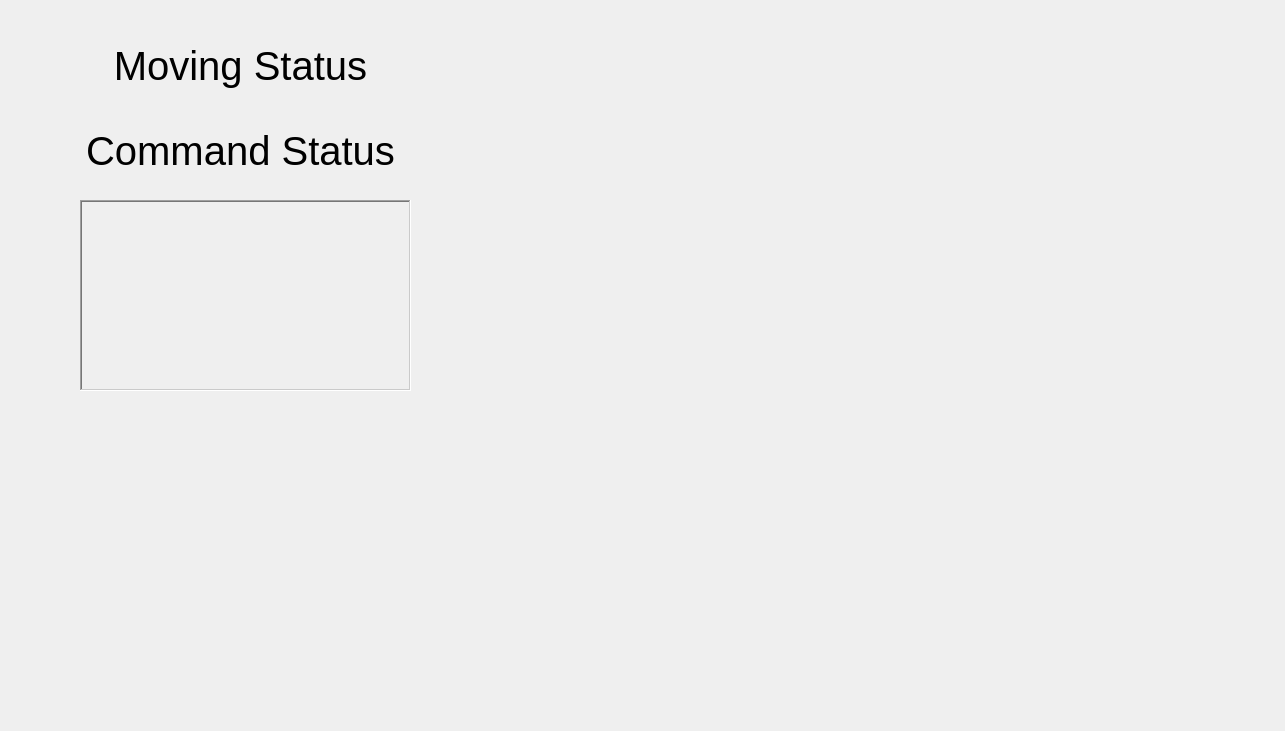
Above: matlab2ros/pmsm_studio/ui/main_window.ui from BreadOak/PBL_RobotControl before the change. Below: the same form after it.
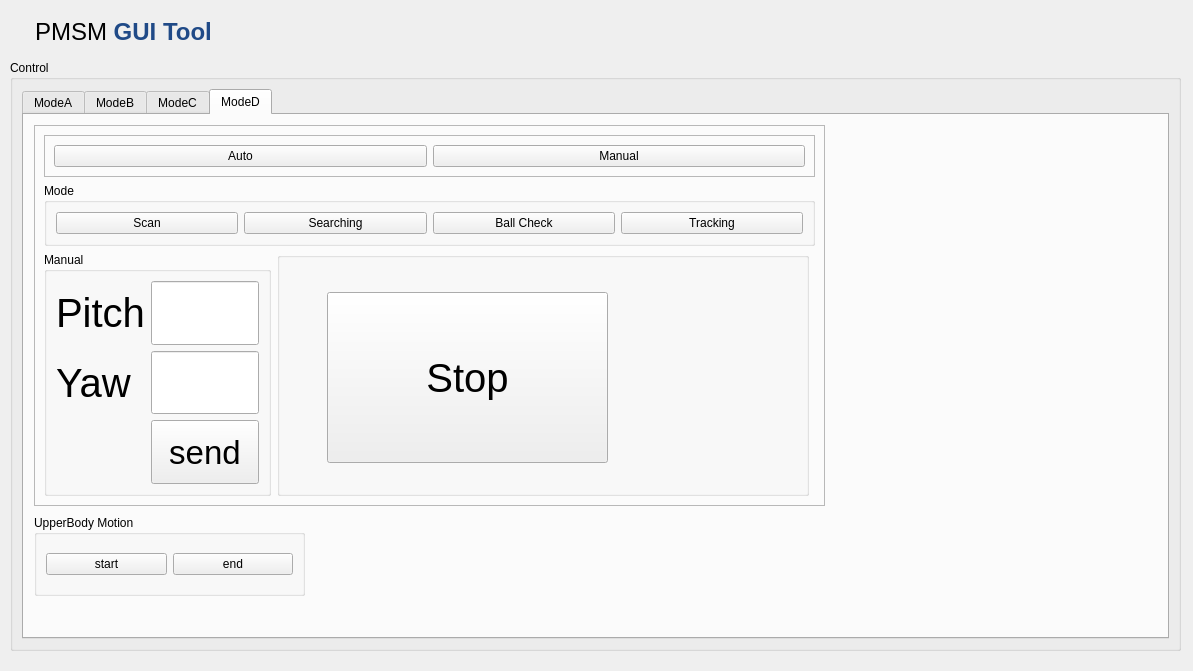
That is the form after the change. The open tabs and pages were chosen to show the change. Icons and pictures are not drawn. Custom widgets are drawn as their Qt base class.

```diff
--- a/matlab2ros/pmsm_studio/ui/main_window.ui
+++ b/matlab2ros/pmsm_studio/ui/main_window.ui
@@ -6,8 +6,8 @@
    <rect>
     <x>0</x>
     <y>0</y>
-    <width>1285</width>
-    <height>731</height>
+    <width>1193</width>
+    <height>671</height>
    </rect>
   </property>
   <property name="windowTitle">
@@ -21,75 +21,659 @@
    <locale language="English" country="Australia"/>
   </property>
   <widget class="QWidget" name="centralwidget">
-   <widget class="QLabel" name="label_image_localization">
+   <widget class="QGroupBox" name="ControlgroupBox">
     <property name="geometry">
      <rect>
-      <x>80</x>
-      <y>200</y>
-      <width>331</width>
-      <height>191</height>
+      <x>10</x>
+      <y>60</y>
+      <width>1171</width>
+      <height>591</height>
      </rect>
     </property>
-    <property name="frameShape">
-     <enum>QFrame::WinPanel</enum>
+    <property name="title">
+     <string>Control</string>
     </property>
-    <property name="frameShadow">
-     <enum>QFrame::Sunken</enum>
-    </property>
-    <property name="text">
-     <string/>
-    </property>
+    <layout class="QVBoxLayout" name="verticalLayout_4">
+     <item>
+      <widget class="QTabWidget" name="tab_manager">
+       <property name="sizePolicy">
+        <sizepolicy hsizetype="Preferred" vsizetype="Preferred">
+         <horstretch>0</horstretch>
+         <verstretch>0</verstretch>
+        </sizepolicy>
+       </property>
+       <property name="currentIndex">
+        <number>0</number>
+       </property>
+       <property name="tabBarAutoHide">
+        <bool>false</bool>
+       </property>
+       <widget class="QWidget" name="system_tab">
+        <attribute name="title">
+         <string>ModeA</string>
+        </attribute>
+        <widget class="QFrame" name="frame_2">
+         <property name="geometry">
+          <rect>
+           <x>10</x>
+           <y>10</y>
+           <width>391</width>
+           <height>431</height>
+          </rect>
+         </property>
+         <property name="frameShape">
+          <enum>QFrame::StyledPanel</enum>
+         </property>
+         <property name="frameShadow">
+          <enum>QFrame::Raised</enum>
+         </property>
+         <layout class="QVBoxLayout" name="verticalLayout_20">
+          <item>
+           <widget class="QPushButton" name="none_module_button">
+            <property name="sizePolicy">
+             <sizepolicy hsizetype="Preferred" vsizetype="Preferred">
+              <horstretch>0</horstretch>
+              <verstretch>0</verstretch>
+             </sizepolicy>
+            </property>
+            <property name="text">
+             <string>None Module</string>
+            </property>
+           </widget>
+          </item>
+          <item>
+           <widget class="QPushButton" name="tunning_module_button">
+            <property name="sizePolicy">
+             <sizepolicy hsizetype="Preferred" vsizetype="Preferred">
+              <horstretch>0</horstretch>
+              <verstretch>0</verstretch>
+             </sizepolicy>
+            </property>
+            <property name="text">
+             <string>Offset Module</string>
+            </property>
+           </widget>
+          </item>
+          <item>
+           <widget class="QPushButton" name="base_module_button">
+            <property name="sizePolicy">
+             <sizepolicy hsizetype="Preferred" vsizetype="Preferred">
+              <horstretch>0</horstretch>
+              <verstretch>0</verstretch>
+             </sizepolicy>
+            </property>
+            <property name="text">
+             <string>Base Module</string>
+            </property>
+           </widget>
+          </item>
+          <item>
+           <widget class="QPushButton" name="action_module_button">
+            <property name="sizePolicy">
+             <sizepolicy hsizetype="Preferred" vsizetype="Preferred">
+              <horstretch>0</horstretch>
+              <verstretch>0</verstretch>
+             </sizepolicy>
+            </property>
+            <property name="text">
+             <string>Action Module</string>
+            </property>
+           </widget>
+          </item>
+          <item>
+           <widget class="QPushButton" name="online_walking_module_button">
+            <property name="sizePolicy">
+             <sizepolicy hsizetype="Preferred" vsizetype="Preferred">
+              <horstretch>0</horstretch>
+              <verstretch>0</verstretch>
+             </sizepolicy>
+            </property>
+            <property name="text">
+             <string>Walking Module</string>
+            </property>
+           </widget>
+          </item>
+          <item>
+           <widget class="QPushButton" name="walking_test_module_button">
+            <property name="sizePolicy">
+             <sizepolicy hsizetype="Preferred" vsizetype="Preferred">
+              <horstretch>0</horstretch>
+              <verstretch>0</verstretch>
+             </sizepolicy>
+            </property>
+            <property name="text">
+             <string>Walking Test Module</string>
+            </property>
+           </widget>
+          </item>
+          <item>
+           <widget class="QPushButton" name="torso_module_button">
+            <property name="sizePolicy">
+             <sizepolicy hsizetype="Preferred" vsizetype="Preferred">
+              <horstretch>0</horstretch>
+              <verstretch>0</verstretch>
+             </sizepolicy>
+            </property>
+            <property name="text">
+             <string>Torso Module</string>
+            </property>
+           </widget>
+          </item>
+          <item>
+           <widget class="QPushButton" name="torso_test_module_button">
+            <property name="sizePolicy">
+             <sizepolicy hsizetype="Preferred" vsizetype="Preferred">
+              <horstretch>0</horstretch>
+              <verstretch>0</verstretch>
+             </sizepolicy>
+            </property>
+            <property name="text">
+             <string>Torso Test Module</string>
+            </property>
+           </widget>
+          </item>
+          <item>
+           <widget class="QPushButton" name="upper_body_module_button">
+            <property name="sizePolicy">
+             <sizepolicy hsizetype="Preferred" vsizetype="Preferred">
+              <horstretch>0</horstretch>
+              <verstretch>0</verstretch>
+             </sizepolicy>
+            </property>
+            <property name="text">
+             <string>Upper Body Module</string>
+            </property>
+           </widget>
+          </item>
+         </layout>
+        </widget>
+        <widget class="QCustomPlot" name="plot_pmsm" native="true">
+         <property name="geometry">
+          <rect>
+           <x>420</x>
+           <y>10</y>
+           <width>711</width>
+           <height>431</height>
+          </rect>
+         </property>
+        </widget>
+        <widget class="QPushButton" name="quit">
+         <property name="geometry">
+          <rect>
+           <x>20</x>
+           <y>480</y>
+           <width>381</width>
+           <height>23</height>
+          </rect>
+         </property>
+         <property name="text">
+          <string>QUIT</string>
+         </property>
+        </widget>
+       </widget>
+       <widget class="QWidget" name="param_tab">
+        <attribute name="title">
+         <string>ModeB</string>
+        </attribute>
+        <widget class="QCustomPlot" name="plot_pmsm_2" native="true">
+         <property name="geometry">
+          <rect>
+           <x>420</x>
+           <y>10</y>
+           <width>711</width>
+           <height>431</height>
+          </rect>
+         </property>
+        </widget>
+        <widget class="QFrame" name="frame_3">
+         <property name="geometry">
+          <rect>
+           <x>10</x>
+           <y>10</y>
+           <width>391</width>
+           <height>431</height>
+          </rect>
+         </property>
+         <property name="frameShape">
+          <enum>QFrame::StyledPanel</enum>
+         </property>
+         <property name="frameShadow">
+          <enum>QFrame::Raised</enum>
+         </property>
+         <layout class="QVBoxLayout" name="verticalLayout_21">
+          <item>
+           <widget class="QPushButton" name="none_module_button_2">
+            <property name="sizePolicy">
+             <sizepolicy hsizetype="Preferred" vsizetype="Preferred">
+              <horstretch>0</horstretch>
+              <verstretch>0</verstretch>
+             </sizepolicy>
+            </property>
+            <property name="text">
+             <string>None Module</string>
+            </property>
+           </widget>
+          </item>
+          <item>
+           <widget class="QPushButton" name="tunning_module_button_2">
+            <property name="sizePolicy">
+             <sizepolicy hsizetype="Preferred" vsizetype="Preferred">
+              <horstretch>0</horstretch>
+              <verstretch>0</verstretch>
+             </sizepolicy>
+            </property>
+            <property name="text">
+             <string>Offset Module</string>
+            </property>
+           </widget>
+          </item>
+          <item>
+           <widget class="QPushButton" name="base_module_button_2">
+            <property name="sizePolicy">
+             <sizepolicy hsizetype="Preferred" vsizetype="Preferred">
+              <horstretch>0</horstretch>
+              <verstretch>0</verstretch>
+             </sizepolicy>
+            </property>
+            <property name="text">
+             <string>Base Module</string>
+            </property>
+           </widget>
+          </item>
+          <item>
+           <widget class="QPushButton" name="action_module_button_2">
+            <property name="sizePolicy">
+             <sizepolicy hsizetype="Preferred" vsizetype="Preferred">
+              <horstretch>0</horstretch>
+              <verstretch>0</verstretch>
+             </sizepolicy>
+            </property>
+            <property name="text">
+             <string>Action Module</string>
+            </property>
+           </widget>
+          </item>
+          <item>
+           <widget class="QPushButton" name="online_walking_module_button_2">
+            <property name="sizePolicy">
+             <sizepolicy hsizetype="Preferred" vsizetype="Preferred">
+              <horstretch>0</horstretch>
+              <verstretch>0</verstretch>
+             </sizepolicy>
+            </property>
+            <property name="text">
+             <string>Walking Module</string>
+            </property>
+           </widget>
+          </item>
+          <item>
+           <widget class="QPushButton" name="walking_test_module_button_2">
+            <property name="sizePolicy">
+             <sizepolicy hsizetype="Preferred" vsizetype="Preferred">
+              <horstretch>0</horstretch>
+              <verstretch>0</verstretch>
+             </sizepolicy>
+            </property>
+            <property name="text">
+             <string>Walking Test Module</string>
+            </property>
+           </widget>
+          </item>
+          <item>
+           <widget class="QPushButton" name="torso_module_button_2">
+            <property name="sizePolicy">
+             <sizepolicy hsizetype="Preferred" vsizetype="Preferred">
+              <horstretch>0</horstretch>
+              <verstretch>0</verstretch>
+             </sizepolicy>
+            </property>
+            <property name="text">
+             <string>Torso Module</string>
+            </property>
+           </widget>
+          </item>
+          <item>
+           <widget class="QPushButton" name="torso_test_module_button_2">
+            <property name="sizePolicy">
+             <sizepolicy hsizetype="Preferred" vsizetype="Preferred">
+              <horstretch>0</horstretch>
+              <verstretch>0</verstretch>
+             </sizepolicy>
+            </property>
+            <property name="text">
+             <string>Torso Test Module</string>
+            </property>
+           </widget>
+          </item>
+          <item>
+           <widget class="QPushButton" name="upper_body_module_button_2">
+            <property name="sizePolicy">
+             <sizepolicy hsizetype="Preferred" vsizetype="Preferred">
+              <horstretch>0</horstretch>
+              <verstretch>0</verstretch>
+             </sizepolicy>
+            </property>
+            <property name="text">
+             <string>Upper Body Module</string>
+            </property>
+           </widget>
+          </item>
+         </layout>
+        </widget>
+       </widget>
+       <widget class="QWidget" name="walking_tab">
+        <attribute name="title">
+         <string>ModeC</string>
+        </attribute>
+        <layout class="QVBoxLayout" name="verticalLayout_15">
+         <item>
+          <widget class="QCustomPlot" name="plot_pmsm_3" native="true"/>
+         </item>
+        </layout>
+       </widget>
+       <widget class="QWidget" name="torso_tab">
+        <attribute name="title">
+         <string>ModeD</string>
+        </attribute>
+        <widget class="QFrame" name="frame_13">
+         <property name="geometry">
+          <rect>
+           <x>10</x>
+           <y>10</y>
+           <width>791</width>
+           <height>381</height>
+          </rect>
+         </property>
+         <property name="sizePolicy">
+          <sizepolicy hsizetype="Fixed" vsizetype="Preferred">
+           <horstretch>0</horstretch>
+           <verstretch>0</verstretch>
+          </sizepolicy>
+         </property>
+         <property name="frameShape">
+          <enum>QFrame::StyledPanel</enum>
+         </property>
+         <property name="frameShadow">
+          <enum>QFrame::Raised</enum>
+         </property>
+         <layout class="QGridLayout" name="gridLayout_2">
+          <item row="0" column="0" colspan="3">
+           <widget class="QFrame" name="frame_14">
+            <property name="frameShape">
+             <enum>QFrame::StyledPanel</enum>
+            </property>
+            <property name="frameShadow">
+             <enum>QFrame::Raised</enum>
+            </property>
+            <layout class="QHBoxLayout" name="horizontalLayout_10">
+             <item>
+              <widget class="QPushButton" name="torso_auto">
+               <property name="sizePolicy">
+                <sizepolicy hsizetype="Preferred" vsizetype="Preferred">
+                 <horstretch>0</horstretch>
+                 <verstretch>0</verstretch>
+                </sizepolicy>
+               </property>
+               <property name="text">
+                <string>Auto</string>
+               </property>
+              </widget>
+             </item>
+             <item>
+              <widget class="QPushButton" name="torso_manual">
+               <property name="sizePolicy">
+                <sizepolicy hsizetype="Preferred" vsizetype="Preferred">
+                 <horstretch>0</horstretch>
+                 <verstretch>0</verstretch>
+                </sizepolicy>
+               </property>
+               <property name="text">
+                <string>Manual</string>
+               </property>
+              </widget>
+             </item>
+            </layout>
+           </widget>
+          </item>
+          <item row="1" column="0" colspan="3">
+           <widget class="QGroupBox" name="groupBox_35">
+            <property name="sizePolicy">
+             <sizepolicy hsizetype="Preferred" vsizetype="Preferred">
+              <horstretch>0</horstretch>
+              <verstretch>0</verstretch>
+             </sizepolicy>
+            </property>
+            <property name="title">
+             <string>Mode</string>
+            </property>
+            <layout class="QHBoxLayout" name="horizontalLayout_6">
+             <item>
+              <widget class="QPushButton" name="torso_scan">
+               <property name="sizePolicy">
+                <sizepolicy hsizetype="Expanding" vsizetype="Preferred">
+                 <horstretch>0</horstretch>
+                 <verstretch>0</verstretch>
+                </sizepolicy>
+               </property>
+               <property name="text">
+                <string>Scan</string>
+               </property>
+              </widget>
+             </item>
+             <item>
+              <widget class="QPushButton" name="torso_searching">
+               <property name="sizePolicy">
+                <sizepolicy hsizetype="Expanding" vsizetype="Preferred">
+                 <horstretch>0</horstretch>
+                 <verstretch>0</verstretch>
+                </sizepolicy>
+               </property>
+               <property name="text">
+                <string>Searching</string>
+               </property>
+              </widget>
+             </item>
+             <item>
+              <widget class="QPushButton" name="torso_ballcheck">
+               <property name="sizePolicy">
+                <sizepolicy hsizetype="Expanding" vsizetype="Preferred">
+                 <horstretch>0</horstretch>
+                 <verstretch>0</verstretch>
+                </sizepolicy>
+               </property>
+               <property name="text">
+                <string>Ball Check</string>
+               </property>
+              </widget>
+             </item>
+             <item>
+              <widget class="QPushButton" name="torso_tracking">
+               <property name="sizePolicy">
+                <sizepolicy hsizetype="Expanding" vsizetype="Preferred">
+                 <horstretch>0</horstretch>
+                 <verstretch>0</verstretch>
+                </sizepolicy>
+               </property>
+               <property name="text">
+                <string>Tracking</string>
+               </property>
+              </widget>
+             </item>
+            </layout>
+           </widget>
+          </item>
+          <item row="3" column="0">
+           <widget class="QGroupBox" name="groupBox_36">
+            <property name="title">
+             <string>Manual</string>
+            </property>
+            <layout class="QFormLayout" name="formLayout_24">
+             <item row="1" column="1">
+              <widget class="QLineEdit" name="torso_x_axis">
+               <property name="sizePolicy">
+                <sizepolicy hsizetype="Preferred" vsizetype="Preferred">
+                 <horstretch>0</horstretch>
+                 <verstretch>1</verstretch>
+                </sizepolicy>
+               </property>
+              </widget>
+             </item>
+             <item row="2" column="0">
+              <widget class="QLabel" name="torso_y_pos">
+               <property name="sizePolicy">
+                <sizepolicy hsizetype="Preferred" vsizetype="Preferred">
+                 <horstretch>0</horstretch>
+                 <verstretch>1</verstretch>
+                </sizepolicy>
+               </property>
+               <property name="font">
+                <font>
+                 <pointsize>30</pointsize>
+                </font>
+               </property>
+               <property name="text">
+                <string>Yaw</string>
+               </property>
+              </widget>
+             </item>
+             <item row="2" column="1">
+              <widget class="QLineEdit" name="torso_y_axis">
+               <property name="sizePolicy">
+                <sizepolicy hsizetype="Preferred" vsizetype="Preferred">
+                 <horstretch>0</horstretch>
+                 <verstretch>1</verstretch>
+                </sizepolicy>
+               </property>
+              </widget>
+             </item>
+             <item row="3" column="1">
+              <widget class="QPushButton" name="torso_axis_send">
+               <property name="sizePolicy">
+                <sizepolicy hsizetype="Preferred" vsizetype="Preferred">
+                 <horstretch>0</horstretch>
+                 <verstretch>1</verstretch>
+                </sizepolicy>
+               </property>
+               <property name="font">
+                <font>
+                 <pointsize>25</pointsize>
+                </font>
+               </property>
+               <property name="text">
+                <string>send</string>
+               </property>
+              </widget>
+             </item>
+             <item row="1" column="0">
+              <widget class="QLabel" name="torso_x_pos">
+               <property name="sizePolicy">
+                <sizepolicy hsizetype="Preferred" vsizetype="Preferred">
+                 <horstretch>0</horstretch>
+                 <verstretch>1</verstretch>
+                </sizepolicy>
+               </property>
+               <property name="font">
+                <font>
+                 <pointsize>30</pointsize>
+                </font>
+               </property>
+               <property name="text">
+                <string>Pitch</string>
+               </property>
+              </widget>
+             </item>
+            </layout>
+           </widget>
+          </item>
+          <item row="3" column="1">
+           <widget class="QGroupBox" name="groupBox_37">
+            <property name="sizePolicy">
+             <sizepolicy hsizetype="Expanding" vsizetype="Expanding">
+              <horstretch>0</horstretch>
+              <verstretch>0</verstretch>
+             </sizepolicy>
+            </property>
+            <property name="title">
+             <string/>
+            </property>
+            <widget class="QPushButton" name="torso_stop">
+             <property name="geometry">
+              <rect>
+               <x>50</x>
+               <y>40</y>
+               <width>281</width>
+               <height>171</height>
+              </rect>
+             </property>
+             <property name="sizePolicy">
+              <sizepolicy hsizetype="Expanding" vsizetype="Expanding">
+               <horstretch>0</horstretch>
+               <verstretch>0</verstretch>
+              </sizepolicy>
+             </property>
+             <property name="font">
+              <font>
+               <pointsize>30</pointsize>
+              </font>
+             </property>
+             <property name="text">
+              <string>Stop</string>
+             </property>
+            </widget>
+           </widget>
+          </item>
+         </layout>
+        </widget>
+        <widget class="QGroupBox" name="groupBox_38">
+         <property name="geometry">
+          <rect>
+           <x>10</x>
+           <y>400</y>
+           <width>271</width>
+           <height>81</height>
+          </rect>
+         </property>
+         <property name="title">
+          <string>UpperBody Motion</string>
+         </property>
+         <layout class="QHBoxLayout" name="horizontalLayout_11">
+          <item>
+           <widget class="QPushButton" name="upper_body_arm_motion_start">
+            <property name="text">
+             <string>start</string>
+            </property>
+           </widget>
+          </item>
+          <item>
+           <widget class="QPushButton" name="upper_body_arm_motion_end">
+            <property name="text">
+             <string>end</string>
+            </property>
+           </widget>
+          </item>
+         </layout>
+        </widget>
+       </widget>
+      </widget>
+     </item>
+    </layout>
    </widget>
    <widget class="QLabel" name="label">
     <property name="geometry">
      <rect>
-      <x>60</x>
-      <y>20</y>
-      <width>361</width>
-      <height>91</height>
+      <x>18</x>
+      <y>12</y>
+      <width>211</width>
+      <height>41</height>
      </rect>
     </property>
     <property name="font">
      <font>
-      <pointsize>30</pointsize>
+      <pointsize>24</pointsize>
      </font>
     </property>
     <property name="text">
-     <string>Moving Status</string>
-    </property>
-    <property name="alignment">
-     <set>Qt::AlignCenter</set>
-    </property>
-   </widget>
-   <widget class="QLabel" name="label_2">
-    <property name="geometry">
-     <rect>
-      <x>50</x>
-      <y>110</y>
-      <width>381</width>
-      <height>81</height>
-     </rect>
-    </property>
-    <property name="font">
-     <font>
-      <pointsize>30</pointsize>
-     </font>
-    </property>
-    <property name="text">
-     <string>Command Status</string>
-    </property>
-    <property name="alignment">
-     <set>Qt::AlignCenter</set>
-    </property>
-   </widget>
-   <widget class="QCustomPlot" name="plot_pmsm" native="true">
-    <property name="geometry">
-     <rect>
-      <x>460</x>
-      <y>30</y>
-      <width>801</width>
-      <height>661</height>
-     </rect>
+     <string>&lt;html&gt;&lt;head/&gt;&lt;body&gt;&lt;p align=&quot;center&quot;&gt;&lt;span style=&quot; font-size:18pt; color:#000000;&quot;&gt;PMSM &lt;/span&gt;&lt;span style=&quot; font-size:18pt; font-weight:600; color:#204a87;&quot;&gt;GUI Tool&lt;/span&gt;&lt;/p&gt;&lt;/body&gt;&lt;/html&gt;</string>
     </property>
    </widget>
   </widget>
```
Left out of the diff: 2 changed lines with no effect on the pictures.
